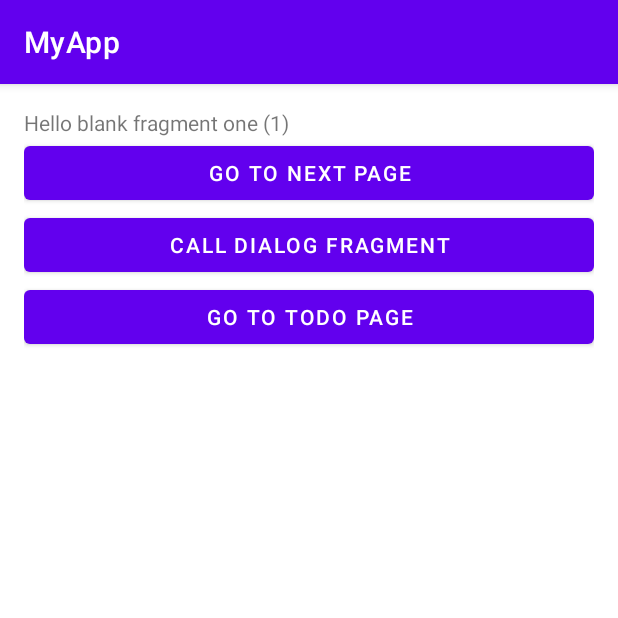
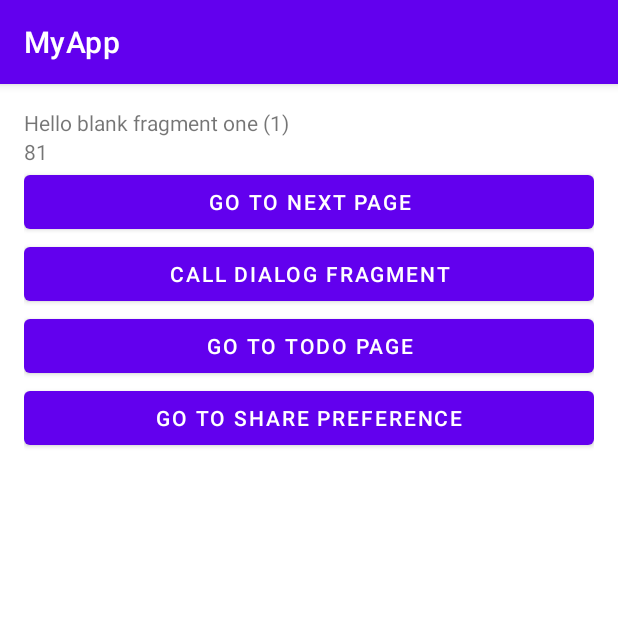
Before and after one commit to sabithuraira/tutorial_android, an Android app: the screen it shows after launch (NavActivity), on a phone screen of 412 x 824 dp, the top half of it. Run offline under Robolectric (Android 15) with nearby library versions, the phone set to English and light mode, and no system bars.

Commit message:
viewmodel, livedata & sharepreference

```diff
--- a/app/src/main/java/com/dev/myapp/Blank1Fragment.kt
+++ b/app/src/main/java/com/dev/myapp/Blank1Fragment.kt
@@ -6,12 +6,17 @@ import android.view.LayoutInflater
 import android.view.View
 import android.view.ViewGroup
 import android.widget.Toast
+import androidx.fragment.app.activityViewModels
+import androidx.lifecycle.ViewModelProvider
 import androidx.navigation.findNavController
 import com.dev.myapp.databinding.FragmentBlank1Binding
 
 class Blank1Fragment : Fragment() {
 
     private lateinit var binding: FragmentBlank1Binding
+//    private lateinit var viewModel: MainViewModel
+    private val viewModel: MainViewModel by activityViewModels()
+    private lateinit var parentActivity: NavActivity
 
     override fun onCreateView(
         inflater: LayoutInflater, container: ViewGroup?,
@@ -25,6 +30,24 @@ class Blank1Fragment : Fragment() {
 
     override fun onViewCreated(view: View, savedInstanceState: Bundle?) {
         super.onViewCreated(view, savedInstanceState)
+//        viewModel = ViewModelProvider(this).get(MainViewModel::class.java)
+        parentActivity = requireActivity() as NavActivity
+
+        viewModel.multiply(9)
+        binding.textViewmodel.text = viewModel.result.toString()
+
+        ////OBSERVE LIVEDATA
+        viewModel.isLoading.observe(viewLifecycleOwner){
+            data -> parentActivity.setLoading(data)
+        }
+
+        binding.btnSharePreferenc.setOnClickListener {
+            view.findNavController().navigate(
+                Blank1FragmentDirections.actionBlank1FragmentToPreferenceFragment()
+            )
+        }
+
+        ///
         binding.btnNext.setOnClickListener {
 //            val fragment2 = Blank2Fragment()
 //            val bundle2 = Bundle()
--- a/app/src/main/java/com/dev/myapp/NavActivity.kt
+++ b/app/src/main/java/com/dev/myapp/NavActivity.kt
@@ -2,10 +2,25 @@ package com.dev.myapp
 
 import androidx.appcompat.app.AppCompatActivity
 import android.os.Bundle
+import android.view.View
+import com.dev.myapp.databinding.ActivityMain2Binding
+import com.dev.myapp.databinding.ActivityNavBinding
+import com.dev.myapp.databinding.FragmentBlank1Binding
 
 class NavActivity : AppCompatActivity() {
+    private lateinit var binding: ActivityNavBinding
     override fun onCreate(savedInstanceState: Bundle?) {
         super.onCreate(savedInstanceState)
-        setContentView(R.layout.activity_nav)
+        binding = ActivityNavBinding.inflate(layoutInflater)
+        setContentView(binding.root)
+    }
+
+    fun setLoading(data: Boolean){
+        if(data){
+            binding.progresBar.visibility = View.VISIBLE
+        }
+        else{
+            binding.progresBar.visibility = View.GONE
+        }
     }
 }
--- a/app/src/main/res/layout/activity_nav.xml
+++ b/app/src/main/res/layout/activity_nav.xml
@@ -17,4 +17,17 @@
         app:defaultNavHost="true"
         app:navGraph="@navigation/my_nav"
         android:padding="4dp" />
+
+    <ProgressBar
+        android:id="@+id/progres_bar"
+        style="@style/Widget.AppCompat.ProgressBar"
+        android:layout_width="wrap_content"
+        android:layout_height="wrap_content"
+        android:layout_gravity="center"
+        app:layout_constraintBottom_toBottomOf="parent"
+        app:layout_constraintEnd_toEndOf="parent"
+        app:layout_constraintStart_toStartOf="parent"
+        app:layout_constraintTop_toTopOf="parent"
+        android:visibility="gone"
+        tools:visibility="visible"/>
 </androidx.constraintlayout.widget.ConstraintLayout>
--- a/app/src/main/res/layout/fragment_blank1.xml
+++ b/app/src/main/res/layout/fragment_blank1.xml
@@ -17,6 +17,13 @@
             android:layout_height="match_parent"
             android:text="@string/hello_blank_fragment1" />
 
+
+        <TextView
+            android:id="@+id/text_viewmodel"
+            android:layout_width="match_parent"
+            android:layout_height="match_parent"
+            android:text="" />
+
         <Button
             android:id="@+id/btn_next"
             android:layout_width="match_parent"
@@ -34,6 +41,11 @@
             android:layout_width="match_parent"
             android:layout_height="wrap_content"
             android:text="Go To Todo Page"/>
+
+        <Button
+            android:id="@+id/btn_share_preferenc"
+            android:layout_width="match_parent"
+            android:layout_height="wrap_content"
+            android:text="Go to Share Preference"/>
     </LinearLayout>
-
 </FrameLayout>
--- a/app/src/main/res/layout/fragment_blank2.xml
+++ b/app/src/main/res/layout/fragment_blank2.xml
@@ -18,6 +18,12 @@
             android:layout_height="match_parent"
             android:text="@string/hello_blank_fragment2" />
 
+        <TextView
+            android:id="@+id/text_viewmodel"
+            android:layout_width="match_parent"
+            android:layout_height="match_parent"
+            android:text="" />
+
         <Button
             android:id="@+id/btn_next"
             android:layout_width="match_parent"
--- a/app/src/main/res/navigation/my_nav.xml
+++ b/app/src/main/res/navigation/my_nav.xml
@@ -16,6 +16,9 @@
         <action
             android:id="@+id/action_blank1Fragment_to_todosFragment"
             app:destination="@id/todosFragment" />
+        <action
+            android:id="@+id/action_blank1Fragment_to_preferenceFragment"
+            app:destination="@id/preferenceFragment" />
     </fragment>
     <fragment
         android:id="@+id/blank2Fragment"
@@ -51,4 +54,13 @@
             android:id="@+id/action_formFragment_to_todosFragment"
             app:destination="@id/todosFragment" />
     </fragment>
+    <fragment
+        android:id="@+id/preferenceFragment"
+        android:name="com.dev.myapp.fragment_data.PreferenceFragment"
+        android:label="fragment_preference"
+        tools:layout="@layout/fragment_preference" >
+        <action
+            android:id="@+id/action_preferenceFragment_to_blank1Fragment"
+            app:destination="@id/blank1Fragment" />
+    </fragment>
 </navigation>
```
Also changed, not shown: app/src/main/java/com/dev/myapp/Blank2Fragment.kt (+8 -0 lines), app/src/main/java/com/dev/myapp/MainViewModel.kt (added, +166 -0 lines), app/src/main/java/com/dev/myapp/Profile.kt (added, +7 -0 lines), app/src/main/java/com/dev/myapp/data/ProfileSharePreference.kt (added, +30 -0 lines), app/src/main/java/com/dev/myapp/fragment_api/FormFragment.kt (+15 -58 lines), app/src/main/java/com/dev/myapp/fragment_api/TodosFragment.kt (+17 -27 lines), app/src/main/java/com/dev/myapp/fragment_data/PreferenceFragment.kt (added, +46 -0 lines), app/src/main/res/layout/fragment_preference.xml (added, +38 -0 lines).
